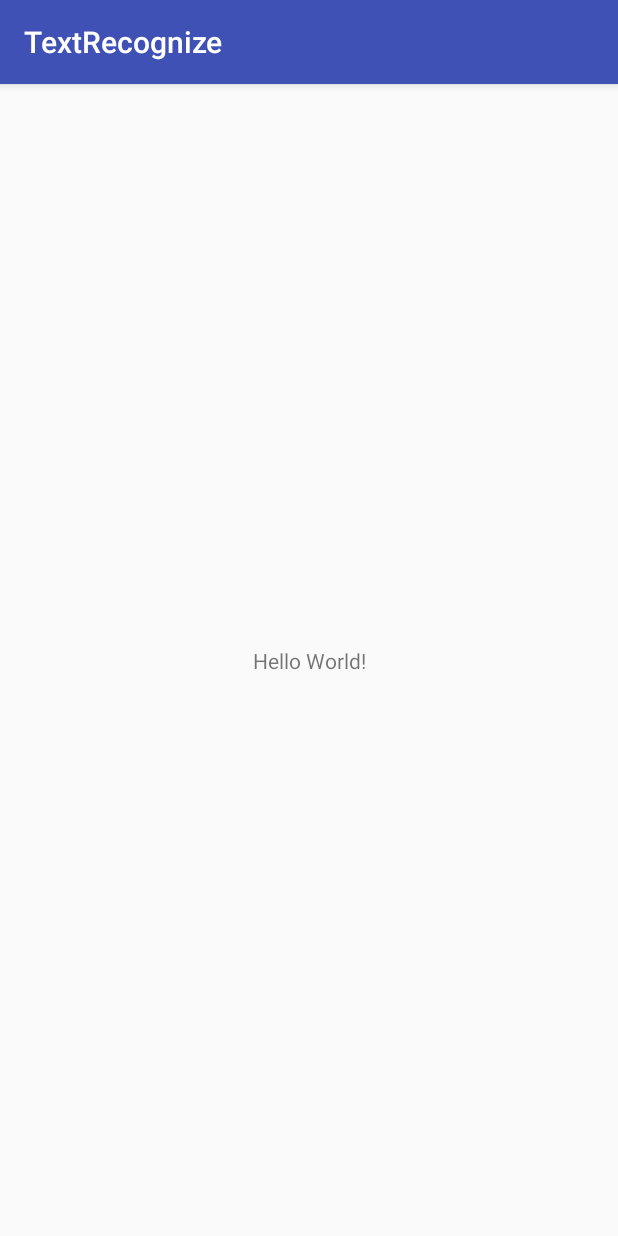
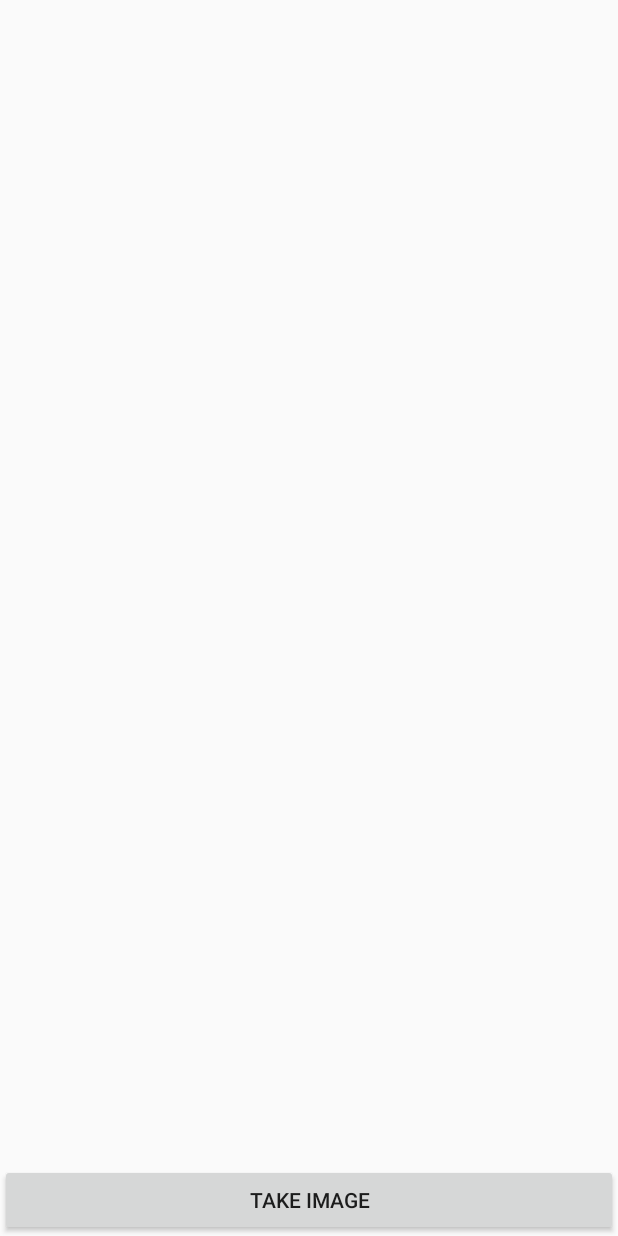
Before and after one commit to TranNguyenGiaHuy/TextRecognize, an Android app: the screen it shows after launch (MainActivity), on a phone screen of 412 x 824 dp. Run offline under Robolectric (Android 15) with nearby library versions, the phone set to English and light mode, and no system bars; libraries missing offline, so code that uses them is left out: com.google.firebase.ml; 11 statements that could not run were skipped.

```diff
--- a/app/src/main/AndroidManifest.xml
+++ b/app/src/main/AndroidManifest.xml
@@ -4,9 +4,9 @@
     <uses-permission android:name="android.permission.CAMERA"/>
     <application
             android:allowBackup="true"
-            android:icon="@mipmap/ic_launcher"
+            android:icon="@mipmap/ic_launcher_new"
             android:label="@string/app_name"
-            android:roundIcon="@mipmap/ic_launcher_round"
+            android:roundIcon="@mipmap/ic_launcher_new"
             android:supportsRtl="true"
             android:theme="@style/AppTheme">
         <activity android:name=".MainActivity">
--- a/app/src/main/java/com/android/huytran/textrecognize/MainActivity.kt
+++ b/app/src/main/java/com/android/huytran/textrecognize/MainActivity.kt
@@ -1,24 +1,24 @@
 package com.android.huytran.textrecognize
 
-import android.support.v7.app.AppCompatActivity
+import android.app.Activity
 import android.os.Bundle
 import com.android.huytran.textrecognize.fragment.CameraFragment
 
-class MainActivity : AppCompatActivity() {
+class MainActivity : Activity() {
 
     override fun onCreate(savedInstanceState: Bundle?) {
         super.onCreate(savedInstanceState)
         setContentView(R.layout.activity_main)
         val cameraFragment = CameraFragment()
-        supportFragmentManager
+        fragmentManager
                 .beginTransaction()
                 .replace(R.id.main_view, cameraFragment)
                 .commit()
     }
 
     override fun onBackPressed() {
-        if (supportFragmentManager.backStackEntryCount > 0) {
-            supportFragmentManager.popBackStack()
+        if (fragmentManager.backStackEntryCount > 0) {
+            fragmentManager.popBackStack()
         } else {
             super.onBackPressed()
         }
--- a/app/src/main/java/com/android/huytran/textrecognize/fragment/CameraFragment.kt
+++ b/app/src/main/java/com/android/huytran/textrecognize/fragment/CameraFragment.kt
@@ -1,11 +1,16 @@
 package com.android.huytran.textrecognize.fragment
 
 import android.Manifest
+import android.app.Fragment
 import android.content.pm.PackageManager
+import android.graphics.Bitmap
+import android.graphics.BitmapFactory
+import android.graphics.Matrix
 import android.os.Bundle
-import android.support.v4.app.ActivityCompat
-import android.support.v4.app.Fragment
-import android.view.*
+import android.view.LayoutInflater
+import android.view.View
+import android.view.ViewGroup
+import android.widget.Button
 import com.android.huytran.textrecognize.R
 import com.android.huytran.textrecognize.processor.CameraSourcePreview
 import com.android.huytran.textrecognize.processor.GraphicOverlay
@@ -13,7 +18,11 @@ import com.android.huytran.textrecognize.processor.OcrDetectorProcessor
 import com.android.huytran.textrecognize.processor.OcrGraphic
 import com.google.android.gms.vision.CameraSource
 import com.google.android.gms.vision.text.TextRecognizer
+import com.google.firebase.ml.vision.FirebaseVision
+import com.google.firebase.ml.vision.cloud.FirebaseVisionCloudDetectorOptions
+import com.google.firebase.ml.vision.common.FirebaseVisionImage
 import java.io.IOException
+
 
 class CameraFragment : Fragment() {
 
@@ -22,15 +31,14 @@ class CameraFragment : Fragment() {
     private var cameraSource: CameraSource? = null
     private lateinit var cameraSourcePreview: CameraSourcePreview
     private lateinit var graphicOverlay: GraphicOverlay<OcrGraphic>
-
-    override fun onCreate(savedInstanceState: Bundle?) {
-        super.onCreate(savedInstanceState)
-    }
+    private lateinit var captureButton: Button
 
     override fun onCreateView(inflater: LayoutInflater, container: ViewGroup?, savedInstanceState: Bundle?): View? {
         val view = inflater.inflate(R.layout.camera_fragment, container, false)
         cameraSourcePreview = view.findViewById(R.id.cameraPreview)
         graphicOverlay = view.findViewById(R.id.cameraGraphicOverlay)
+        captureButton = view.findViewById(R.id.captureBtn)
+        captureButton.setOnClickListener { captureImage() }
 
         createCameraSource()
 
@@ -44,7 +52,7 @@ class CameraFragment : Fragment() {
         }
         val grantResult = grantResults.firstOrNull()
         if (grantResult != null && grantResult == PackageManager.PERMISSION_GRANTED) {
-            if (ActivityCompat.checkSelfPermission(context!!, Manifest.permission.CAMERA) != PackageManager.PERMISSION_GRANTED) {
+            if (context.checkSelfPermission(Manifest.permission.CAMERA) != PackageManager.PERMISSION_GRANTED) {
                 return
             }
             createCameraSource()
@@ -82,6 +90,43 @@ class CameraFragment : Fragment() {
         }
     }
 
+    private fun captureImage() {
+        cameraSource?.takePicture(null, { bytes ->
+            val textList = arrayListOf<String>()
+            val bitmap = rotateImage(
+                    BitmapFactory.decodeByteArray(bytes, 0, bytes.size),
+                    90f
+            )
+            val image = FirebaseVisionImage.fromBitmap(
+                    bitmap
+            )
+            val options = FirebaseVisionCloudDetectorOptions.Builder()
+                    .setModelType(FirebaseVisionCloudDetectorOptions.LATEST_MODEL)
+                    .setMaxResults(15)
+                    .build()
+            FirebaseVision.getInstance()
+                    .onDeviceTextRecognizer
+                    .processImage(image)
+                    .addOnSuccessListener { firebaseVisionText ->
+                        println(firebaseVisionText.text)
+                        textList.addAll(
+                                firebaseVisionText.textBlocks.map { textBlock -> textBlock.text }
+                        )
+
+                        val imagePreviewFragment = ImagePreviewFragment()
+                        imagePreviewFragment.bitmap = bitmap
+                        imagePreviewFragment.textList = textList
+                        fragmentManager
+                                .beginTransaction()
+                                .replace(R.id.main_view, imagePreviewFragment)
+                                .commit()
+                    }
+                    .addOnFailureListener {
+                        it.printStackTrace()
+                    }
+        })
+    }
+
     override fun onResume() {
         super.onResume()
         startCameraSource()
@@ -97,4 +142,11 @@ class CameraFragment : Fragment() {
         cameraSourcePreview.release()
     }
 
+    private fun rotateImage(source: Bitmap, angle: Float): Bitmap {
+        val matrix = Matrix()
+        matrix.postRotate(angle)
+        return Bitmap.createBitmap(source, 0, 0, source.width, source.height,
+                matrix, true)
+    }
+
 }
--- a/app/src/main/res/layout/activity_main.xml
+++ b/app/src/main/res/layout/activity_main.xml
@@ -8,13 +8,4 @@
         android:layout_height="match_parent"
         tools:context=".MainActivity">
 
-    <TextView
-            android:layout_width="wrap_content"
-            android:layout_height="wrap_content"
-            android:text="Hello World!"
-            app:layout_constraintBottom_toBottomOf="parent"
-            app:layout_constraintLeft_toLeftOf="parent"
-            app:layout_constraintRight_toRightOf="parent"
-            app:layout_constraintTop_toTopOf="parent"/>
-
 </android.support.constraint.ConstraintLayout>
--- a/app/src/main/res/layout/camera_fragment.xml
+++ b/app/src/main/res/layout/camera_fragment.xml
@@ -1,5 +1,5 @@
 <?xml version="1.0" encoding="utf-8"?>
-<LinearLayout xmlns:android="http://schemas.android.com/apk/res/android"
+<RelativeLayout xmlns:android="http://schemas.android.com/apk/res/android"
                 android:orientation="vertical" android:layout_width="match_parent"
                 android:layout_height="match_parent">
 
@@ -11,8 +11,21 @@
         <com.android.huytran.textrecognize.processor.GraphicOverlay
                 android:id="@+id/cameraGraphicOverlay"
                 android:layout_width="match_parent"
-            android:layout_height="match_parent" />
+                android:layout_height="match_parent"/>
 
     </com.android.huytran.textrecognize.processor.CameraSourcePreview>
 
+    <LinearLayout
+            android:layout_width="match_parent"
+            android:layout_height="match_parent"
+            android:gravity="bottom">
+
+        <Button android:id="@+id/captureBtn"
+                android:layout_width="match_parent"
+                android:layout_height="wrap_content"
+                android:gravity="center"
+                android:text="Take Image"/>
+
     </LinearLayout>
+
+</RelativeLayout>
--- /dev/null
+++ b/app/src/main/res/values/ic_launcher_background.xml
@@ -0,0 +1,3 @@
+<?xml version="1.0" encoding="utf-8"?>
+<resources>
+</resources>
--- a/build.gradle
+++ b/build.gradle
@@ -7,9 +7,9 @@ buildscript {
         jcenter()
     }
     dependencies {
-        classpath 'com.android.tools.build:gradle:3.2.0'
+        classpath 'com.android.tools.build:gradle:3.2.1'
         classpath "org.jetbrains.kotlin:kotlin-gradle-plugin:$kotlin_version"
-
+        classpath 'com.google.gms:google-services:4.0.1'
         // NOTE: Do not place your application dependencies here; they belong
         // in the individual module build.gradle files
     }
```
Also changed, not shown: app/build.gradle (+5 -2 lines), app/src/main/java/com/android/huytran/textrecognize/fragment/ImagePreviewFragment.kt (added, +55 -0 lines), app/src/main/res/layout/image_preview_fragment.xml (added, +20 -0 lines), app/src/main/res/layout/list_header.xml (added, +11 -0 lines), app/src/main/res/layout/list_row.xml (added, +9 -0 lines), app/src/main/ic_launcher_new-web.png (added), app/src/main/res/mipmap-hdpi/ic_launcher_new.png (added), app/src/main/res/mipmap-mdpi/ic_launcher_new.png (added), app/src/main/res/mipmap-xhdpi/ic_launcher_new.png (added), app/src/main/res/mipmap-xxhdpi/ic_launcher_new.png (added), app/src/main/res/mipmap-xxxhdpi/ic_launcher_new.png (added). Lines whose indentation alone changed are shown as unchanged.
